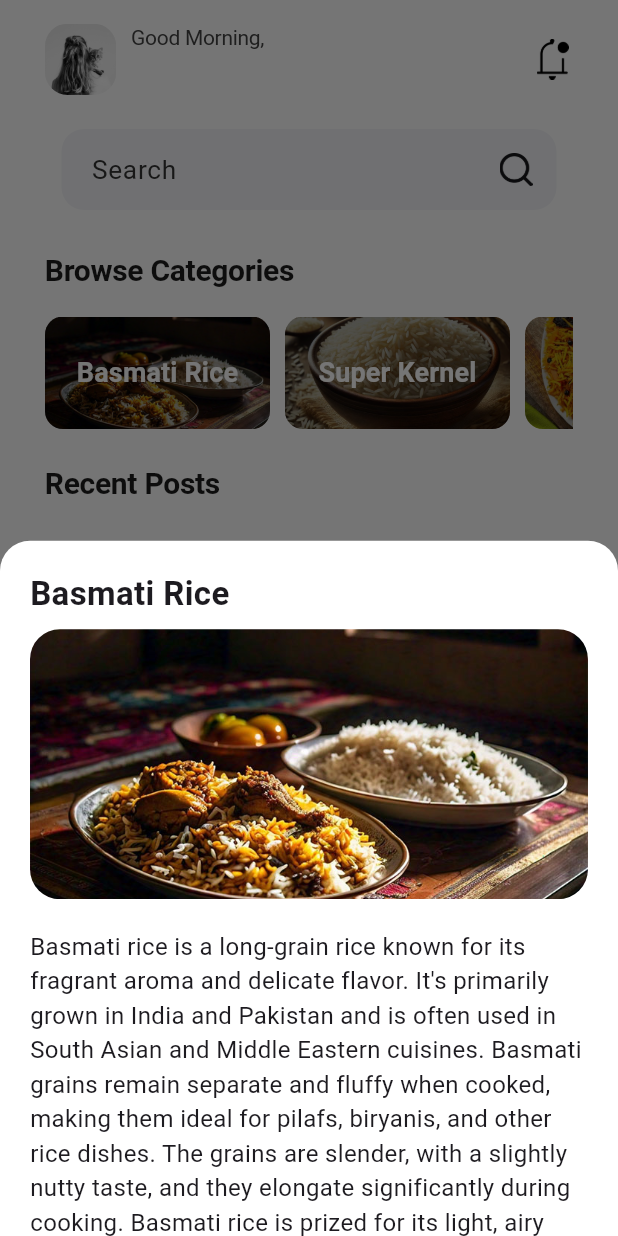
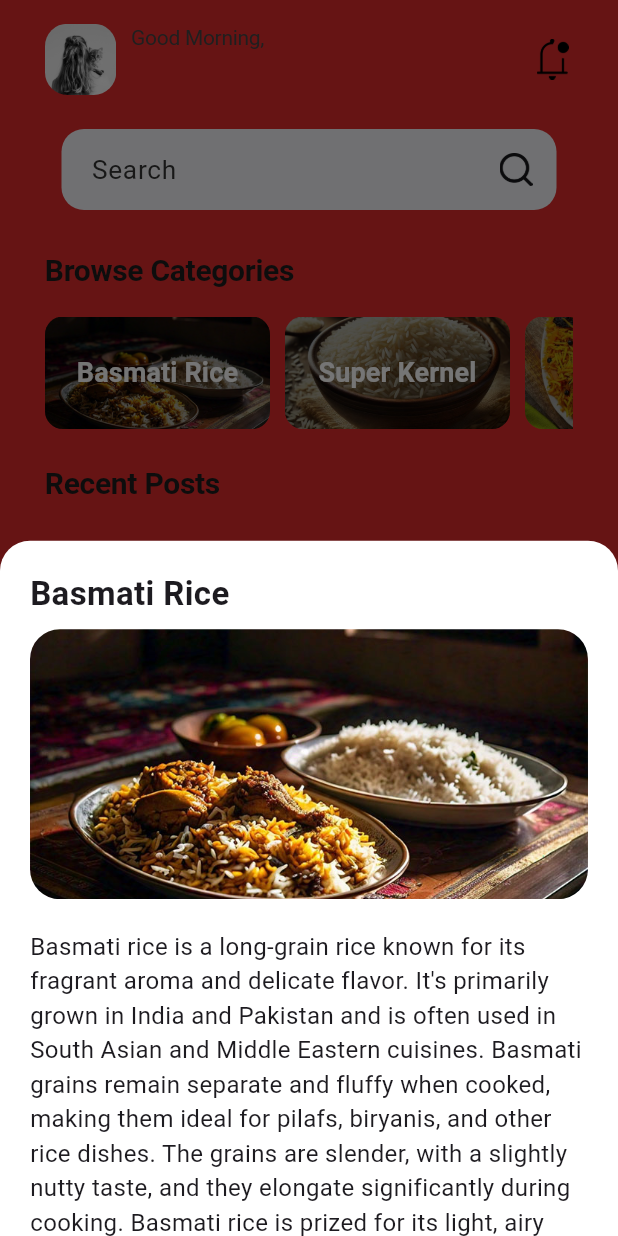
Before and after one commit to Abdul-Sami9678/FYP01, a Flutter app: the BuyerHomenavbar screen opened directly, after a tap on "Basmati Rice", on a phone screen of 412 x 824 dp. Run offline on Flutter 3.47's test engine with Material 3 defaults, Android fonts, the phone set to English and light mode, and no system bars; drawn by our look-alikes of firebase_database, touchable_opacity; our stand-ins replace cloud_firestore, device_preview, firebase_auth, firebase_core, firebase_storage, flutter_svg and 8 more; accounts and stored records are empty; Roboto replaces fonts that are missing (Sans); project files that could hold a hidden picture were left out.

Commit message:
New File Added

```diff
--- a/lib/Screens/Bottom Navigation Bars/Buyer/Buyer_Tabs/Buyer_homenavbar.dart
+++ b/lib/Screens/Bottom Navigation Bars/Buyer/Buyer_Tabs/Buyer_homenavbar.dart
@@ -258,11 +258,11 @@ class _BuyerHomenavbarState extends State<BuyerHomenavbar> {
   @override
   Widget build(BuildContext context) {
     return Scaffold(
-      backgroundColor: const Color(0XFFFFFFFF),
+      backgroundColor: const Color.fromARGB(255, 222, 44, 44),
       body: RefreshIndicator(
         onRefresh: _refresh,
         color: Colors.black,
-        backgroundColor: Colors.white,
+        backgroundColor: const Color.fromARGB(255, 161, 11, 11),
         child: ListView(
           children: [
             Padding(
@@ -299,6 +299,7 @@ class _BuyerHomenavbarState extends State<BuyerHomenavbar> {
                           padding: const EdgeInsets.only(right: 10),
                           child: TextButton(
                             onPressed: () {
+                              WidgetsBinding.instance.addPostFrameCallback((_) {
                                 _showBottomSheet(
                                   names[index],
                                   descriptions[index],
@@ -308,6 +309,7 @@ class _BuyerHomenavbarState extends State<BuyerHomenavbar> {
                                   locations[index],
                                   imagePaths[index],
                                 );
+                              });
                             },
                             style: TextButton.styleFrom(
                               padding: EdgeInsets.zero,
@@ -366,7 +368,8 @@ class _BuyerHomenavbarState extends State<BuyerHomenavbar> {
                   SizedBox(
                     height: 350,
                     child: FirebaseAnimatedList(
-                      query: dbRef.child('Post List'),
+                      query: dbRef
+                          .child('Post List'), // Database refernce...........
                       itemBuilder: (BuildContext context, DataSnapshot snapshot,
                           Animation<double> animation, int index) {
                         if (snapshot.value is Map) {
@@ -377,15 +380,19 @@ class _BuyerHomenavbarState extends State<BuyerHomenavbar> {
                                     24.0), // Increased padding for more space between posts
                             child: GestureDetector(
                               onTap: () {
+                                WidgetsBinding.instance
+                                    .addPostFrameCallback((_) {
                                   _navigateToDetailsScreen(
                                     post['pTitle'] ?? 'No Title',
                                     post['pDescription'] ?? 'No Description',
-                                  post['pNutrients'] as String?,
-                                  post['pVitamins'] as String?,
-                                  post['pDishes'] as String?,
+                                    post['pNutrients'] ?? 'No Nutrients',
+                                    post['pVitamins'] ?? 'No Vitamins',
+                                    post['pDishes'] ?? 'No Dishes',
                                     post['pLocation'] ?? 'No Location',
-                                  post['pImage'] ?? '',
+                                    post['pImage'] ??
+                                        'assets/images/default.jpg',
                                   );
+                                });
                               },
                               child: ClipRRect(
                                 borderRadius: BorderRadius.circular(12),
--- /dev/null
+++ b/lib/hello.txt
@@ -0,0 +1 @@
+mksalamslamslamslamslams asmalmsasmla
```
Lines whose indentation alone changed are shown as unchanged.
